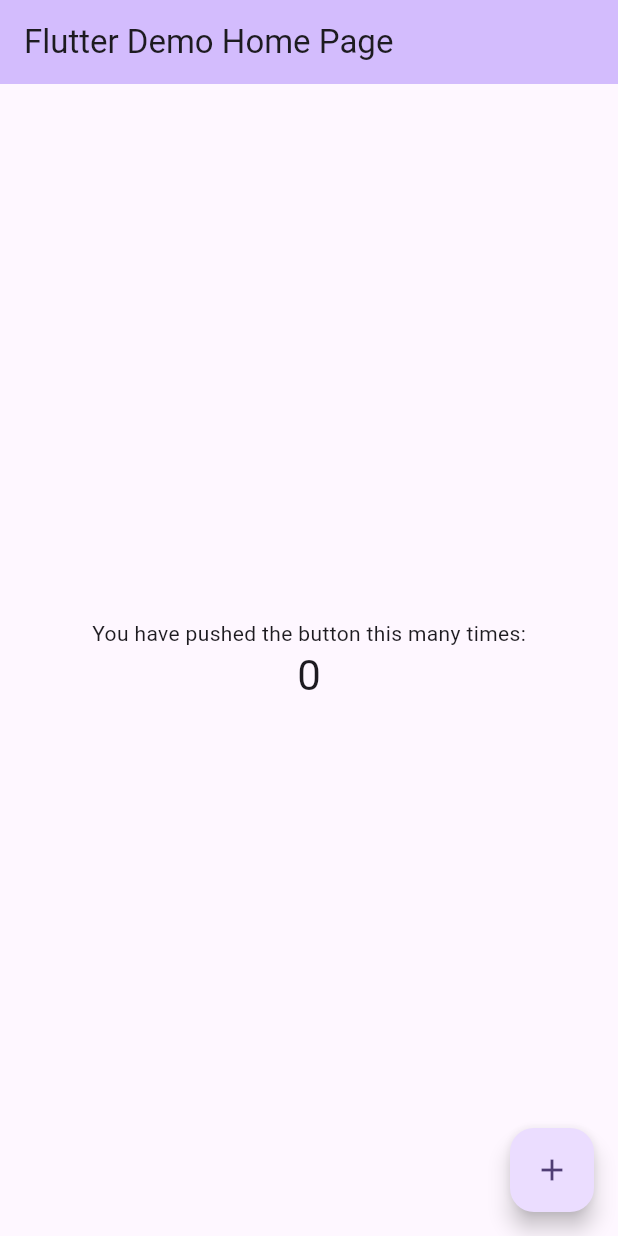
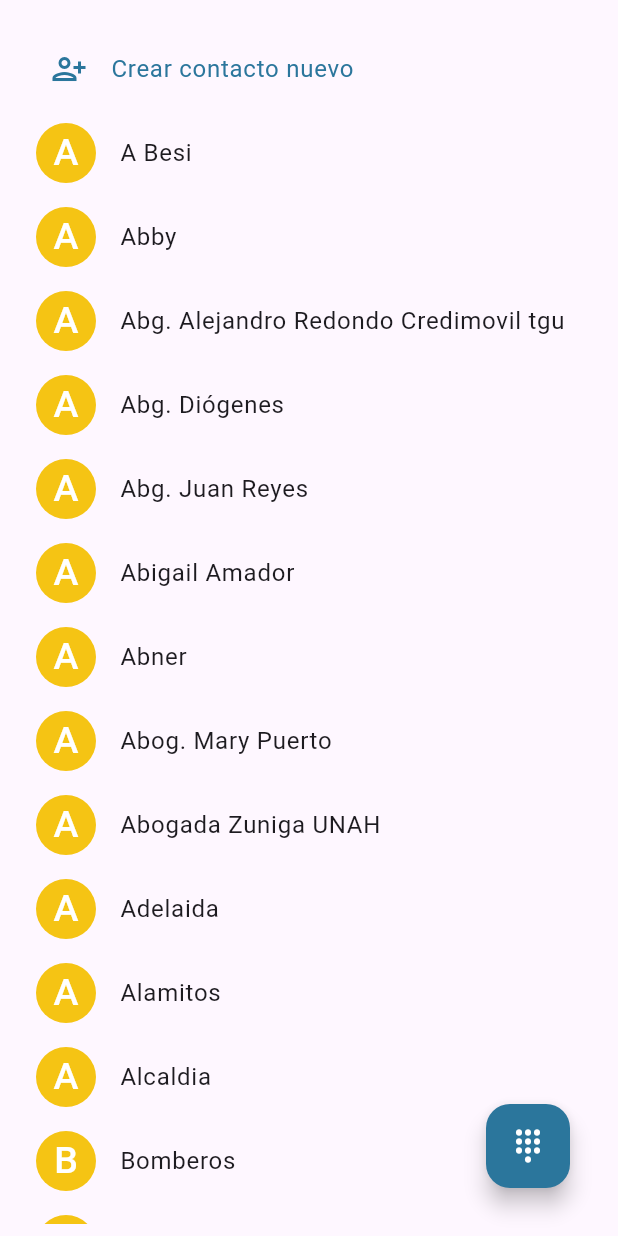
Before and after one commit to EvelynSabillon/Ejercicios_en_clase, a Flutter app: the screen it shows after launch, on a phone screen of 412 x 824 dp. Run offline on Flutter 3.47's test engine with Material 2 defaults, Android fonts, the phone set to English and light mode, and no system bars.

Commit message:
Diseño terminado

```diff
--- /dev/null
+++ b/libreta_contactos/lib/contact_page.dart
@@ -0,0 +1,112 @@
+import 'dart:math';
+import 'package:flutter/material.dart';
+import 'package:libreta_contactos/my_routes.dart';
+
+
+
+class ContactPage extends StatelessWidget {
+  ContactPage({super.key});
+
+  final List<Map<String, dynamic>> contactos = [
+    {'nombre': 'Crear contacto nuevo'},
+    {'nombre': 'A Besi', 'telefono': '504 9643-8574', 'correo': 'besi@gmail.com'},
+    {'nombre': 'Abby', 'telefono': '504 9743-9576', 'correo': 'abby@gmail.com'},
+    {'nombre': 'Abg. Alejandro Redondo Credimovil tgu', 'telefono': '504 8543-8888', 'correo': 'alejandro@gmail.com'},
+    {'nombre': 'Abg. Diógenes', 'telefono': '504 3335-8574', 'correo': 'diogenes@gmail.com'},
+    {'nombre': 'Abg. Juan Reyes', 'telefono': '504 9888-4774', 'correo': 'juan@gmail.com'},
+    {'nombre': 'Abigail Amador', 'telefono': '504 3333-3333', 'correo': 'abi@gmail.com'},
+    {'nombre': 'Abner', 'telefono': '504 9999-8888', 'correo': 'abner@gmail.com'},
+    {'nombre': 'Abog. Mary Puerto', 'telefono': '504 5556-1234', 'correo': 'mary@gmail.com'},
+    {'nombre': 'Abogada Zuniga UNAH', 'telefono': '504 9222-7964', 'correo': 'zuniga@gmail.com'},
+    {'nombre': 'Adelaida', 'telefono': '504 9111-7777', 'correo': 'adelaida@gmail.com'},
+    {'nombre': 'Alamitos', 'telefono': '504 4477-9666', 'correo': 'alamitos@gmail.com'},
+    {'nombre': 'Alcaldia', 'telefono': '504 2222-1111', 'correo': 'alcaldia@gmail.com'},
+    {'nombre': 'Bomberos', 'telefono': '504 8888-9999', 'correo': 'bomberos@gmail.com'},
+    {'nombre': 'Belkis', 'telefono': '504 3689-7415', 'correo': 'belkis@gmail.com'},
+    {'nombre': 'Britney', 'telefono': '504 8974-2643', 'correo': 'bri@gmail.com'},
+    {'nombre': 'Carla Perez', 'telefono': '504 5555-2222', 'correo': 'carla@gmail.com'},
+  ];
+
+  final List<Color> colores = [
+    const Color.fromARGB(255, 245, 196, 20),
+    const Color.fromARGB(255, 251, 148, 35),
+    const Color.fromARGB(255, 101, 67, 188),
+    const Color.fromARGB(255, 41, 207, 233),
+    const Color.fromARGB(255, 241, 75, 128),
+  ];
+
+  @override
+  Widget build(BuildContext context) {
+    return Scaffold(
+      appBar: AppBar(
+        toolbarHeight: 10.0,
+      ),
+      body: Padding(
+        padding: const EdgeInsets.all(8.0),
+        child: Column(
+          children: [
+            Expanded(
+              child: ListView.builder(
+                itemCount: contactos.length,
+                itemBuilder: (BuildContext context, int index) {
+                  if (index == 0) {
+                    return ListTile(
+                      title: Text(
+                        contactos[index]['nombre'],
+                        style: const TextStyle(
+                          color:  Color.fromARGB(255, 43, 118, 156)
+                        ),
+                      ),
+                      leading: const Icon(
+                        Icons.person_add_alt_1_outlined,
+                        color:  Color.fromARGB(255, 43, 118, 156),
+                      ),
+                      onTap: () {},
+                      contentPadding: const EdgeInsets.only(left: 26.0),
+                    );
+                  }
+                  else
+                  {
+                    String inicial = contactos[index]['nombre'][0].toUpperCase();
+                    Color avatarColor = colores[Random().nextInt(colores.length)];
+                    return ListTile(
+                      title: Text(contactos[index]['nombre']),
+                      leading: CircleAvatar(
+                        backgroundColor: avatarColor,
+                        radius: 20,
+                        child: Text(
+                          inicial,
+                          style: const TextStyle(
+                            fontSize: 25,
+                            color: Colors.white,
+                          ),
+                        ),
+                      ),
+                      onTap: () {
+                        Navigator.pushNamed(
+                          context,
+                          Routes.details.name,
+                        );
+                      },
+                    );
+                  }
+                },
+              ),
+            ),
+          ],
+        ),
+      ),
+      floatingActionButton: Padding(
+        padding: const EdgeInsets.all(16.0),
+        child: FloatingActionButton(
+          backgroundColor: const Color.fromARGB(255, 43, 118, 156),
+          onPressed: () {},
+          child: const Icon(
+            color: Colors.white,
+            Icons.dialpad
+          ),
+        ),
+      ),
+    );
+  }
+}
--- a/libreta_contactos/lib/main.dart
+++ b/libreta_contactos/lib/main.dart
@@ -1,125 +1,23 @@
 import 'package:flutter/material.dart';
+import 'package:libreta_contactos/my_routes.dart';
 
-void main() {
-  runApp(const MyApp());
-}
+
+void main() => runApp(const MyApp());
 
 class MyApp extends StatelessWidget {
   const MyApp({super.key});
 
-  // This widget is the root of your application.
   @override
   Widget build(BuildContext context) {
     return MaterialApp(
-      title: 'Flutter Demo',
+      debugShowCheckedModeBanner: false,
+      title: 'Material App',
       theme: ThemeData(
-        // This is the theme of your application.
-        //
-        // TRY THIS: Try running your application with "flutter run". You'll see
-        // the application has a blue toolbar. Then, without quitting the app,
-        // try changing the seedColor in the colorScheme below to Colors.green
-        // and then invoke "hot reload" (save your changes or press the "hot
-        // reload" button in a Flutter-supported IDE, or press "r" if you used
-        // the command line to start the app).
-        //
-        // Notice that the counter didn't reset back to zero; the application
-        // state is not lost during the reload. To reset the state, use hot
-        // restart instead.
-        //
-        // This works for code too, not just values: Most code changes can be
-        // tested with just a hot reload.
-        colorScheme: ColorScheme.fromSeed(seedColor: Colors.deepPurple),
         useMaterial3: true,
+        primarySwatch: Colors.lightGreen,
       ),
-      home: const MyHomePage(title: 'Flutter Demo Home Page'),
+      initialRoute: Routes.contacts.name,
+      routes: MyRoutes.routes,
     );
   }
 }
-
-class MyHomePage extends StatefulWidget {
-  const MyHomePage({super.key, required this.title});
-
-  // This widget is the home page of your application. It is stateful, meaning
-  // that it has a State object (defined below) that contains fields that affect
-  // how it looks.
-
-  // This class is the configuration for the state. It holds the values (in this
-  // case the title) provided by the parent (in this case the App widget) and
-  // used by the build method of the State. Fields in a Widget subclass are
-  // always marked "final".
-
-  final String title;
-
-  @override
-  State<MyHomePage> createState() => _MyHomePageState();
-}
-
-class _MyHomePageState extends State<MyHomePage> {
-  int _counter = 0;
-
-  void _incrementCounter() {
-    setState(() {
-      // This call to setState tells the Flutter framework that something has
-      // changed in this State, which causes it to rerun the build method below
-      // so that the display can reflect the updated values. If we changed
-      // _counter without calling setState(), then the build method would not be
-      // called again, and so nothing would appear to happen.
-      _counter++;
-    });
-  }
-
-  @override
-  Widget build(BuildContext context) {
-    // This method is rerun every time setState is called, for instance as done
-    // by the _incrementCounter method above.
-    //
-    // The Flutter framework has been optimized to make rerunning build methods
-    // fast, so that you can just rebuild anything that needs updating rather
-    // than having to individually change instances of widgets.
-    return Scaffold(
-      appBar: AppBar(
-        // TRY THIS: Try changing the color here to a specific color (to
-        // Colors.amber, perhaps?) and trigger a hot reload to see the AppBar
-        // change color while the other colors stay the same.
-        backgroundColor: Theme.of(context).colorScheme.inversePrimary,
-        // Here we take the value from the MyHomePage object that was created by
-        // the App.build method, and use it to set our appbar title.
-        title: Text(widget.title),
-      ),
-      body: Center(
-        // Center is a layout widget. It takes a single child and positions it
-        // in the middle of the parent.
-        child: Column(
-          // Column is also a layout widget. It takes a list of children and
-          // arranges them vertically. By default, it sizes itself to fit its
-          // children horizontally, and tries to be as tall as its parent.
-          //
-          // Column has various properties to control how it sizes itself and
-          // how it positions its children. Here we use mainAxisAlignment to
-          // center the children vertically; the main axis here is the vertical
-          // axis because Columns are vertical (the cross axis would be
-          // horizontal).
-          //
-          // TRY THIS: Invoke "debug painting" (choose the "Toggle Debug Paint"
-          // action in the IDE, or press "p" in the console), to see the
-          // wireframe for each widget.
-          mainAxisAlignment: MainAxisAlignment.center,
-          children: <Widget>[
-            const Text(
-              'You have pushed the button this many times:',
-            ),
-            Text(
-              '$_counter',
-              style: Theme.of(context).textTheme.headlineMedium,
-            ),
-          ],
-        ),
-      ),
-      floatingActionButton: FloatingActionButton(
-        onPressed: _incrementCounter,
-        tooltip: 'Increment',
-        child: const Icon(Icons.add),
-      ), // This trailing comma makes auto-formatting nicer for build methods.
-    );
-  }
-}
--- /dev/null
+++ b/libreta_contactos/lib/my_routes.dart
@@ -0,0 +1,14 @@
+import 'package:flutter/material.dart';
+import 'package:libreta_contactos/contact_info.dart';
+import 'package:libreta_contactos/contact_page.dart';
+
+
+
+enum Routes { contacts, details }
+
+class MyRoutes {
+  static final routes = {
+    Routes.contacts.name: (BuildContext context) => ContactPage(),
+    Routes.details.name: (BuildContext context) => ContactInfo(),
+  };
+}
--- a/libreta_contactos/pubspec.yaml
+++ b/libreta_contactos/pubspec.yaml
@@ -59,9 +59,9 @@ flutter:
   uses-material-design: true
 
   # To add assets to your application, add an assets section, like this:
-  # assets:
-  #   - images/a_dot_burr.jpeg
-  #   - images/a_dot_ham.jpeg
+  assets:
+    - assets/icons/whatsapp_icon.png
+    - assets/icons/telegram_icon.png
 
   # An image asset can refer to one or more resolution-specific "variants", see
   # https://flutter.dev/assets-and-images/#resolution-aware
```
Also changed, not shown: libreta_contactos/lib/contact_info.dart (added, +308 -0 lines), libreta_contactos/assets/icons/telegram_icon.png (added), libreta_contactos/assets/icons/whatsapp_icon.png (added).
